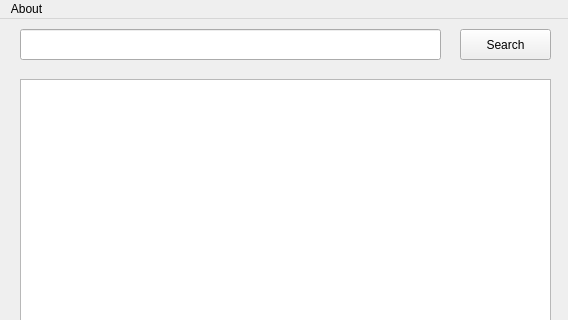
This is mainWindow_ui.ui in royatirek/Dictionary as Qt 5 draws it before an edit; both pictures show x 0 to 568 and y 0 to 320 of the 568 by 566 pixel window. The edited form follows.
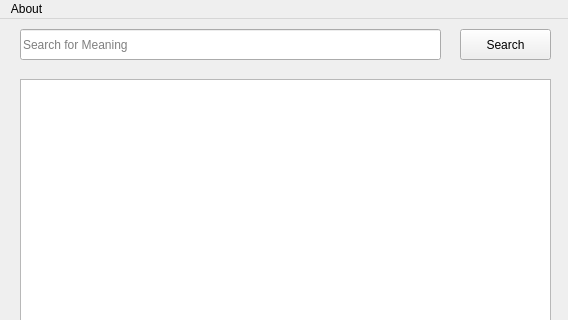
This is the edited form. Icons and pictures are not drawn.

Diff of the .ui file:
```diff
--- a/mainWindow_ui.ui
+++ b/mainWindow_ui.ui
@@ -62,6 +62,9 @@
     <property name="styleSheet">
      <string notr="true">font: 12pt &quot;MS Shell Dlg 2&quot;;</string>
     </property>
+    <property name="placeholderText">
+     <string>Search for Meaning</string>
+    </property>
    </widget>
   </widget>
   <widget class="QMenuBar" name="menubar">
```
